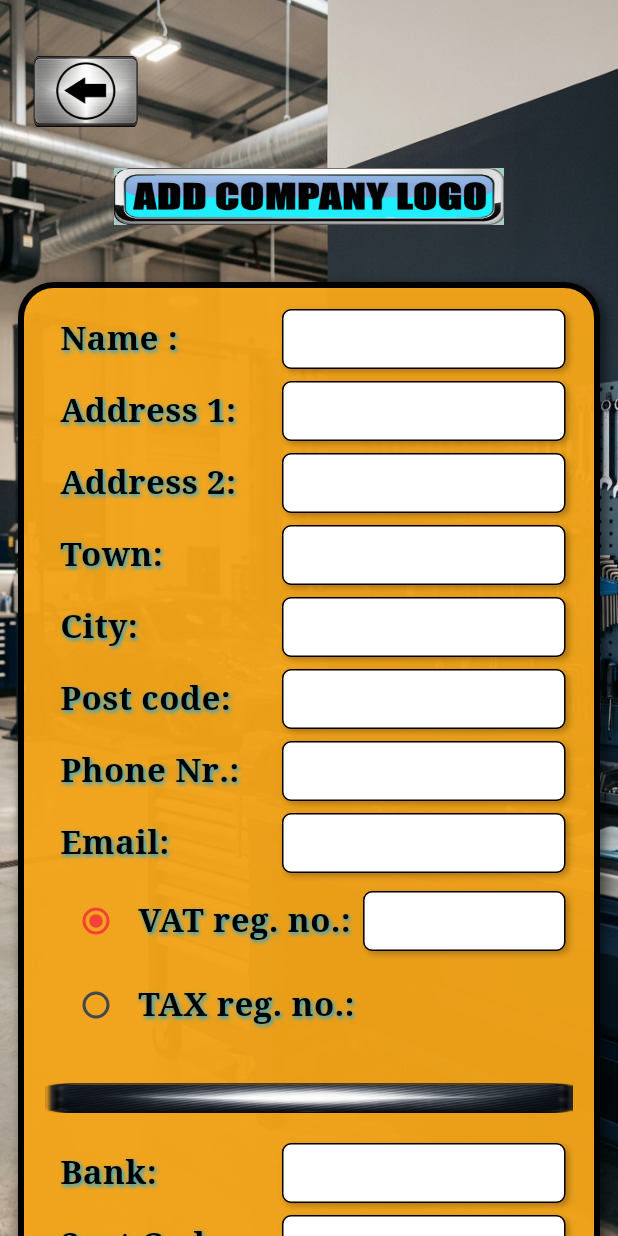
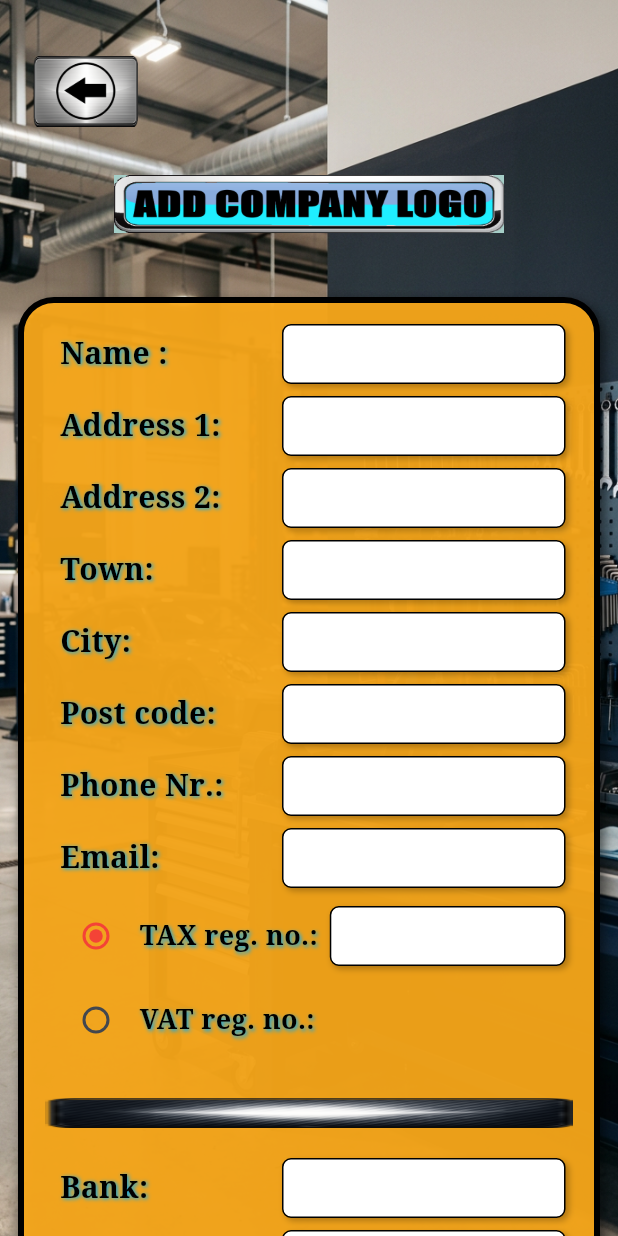
Before and after one commit to robkemazas/pgm, a Flutter app: the GarageInfoScreen screen opened directly, on a phone screen of 412 x 824 dp. Run offline on Flutter 3.47's test engine with Material 3 defaults, Android fonts, the phone set to English and light mode, and no system bars; our stand-ins replace drift, drift_flutter; accounts and stored records are empty; generated files the repository leaves out were written again.

Commit message:
Tweak Garage Info VAT/TAX radio row
- Default selected TAX on load and clear

- Align radio row left start gap with other labels (10dp)

- Increase radio-to-label gap to 5dp

- Radio label font size reduced to 18

Generated with Devin

Co-Authored-By: Devin <158243242+devin-ai-integration[bot]@users.noreply.github.com>

```diff
--- a/lib/screens/garage_info_screen.dart
+++ b/lib/screens/garage_info_screen.dart
@@ -20,8 +20,8 @@ class _GarageInfoScreenState extends State<GarageInfoScreen> {
   // Separate controller for the VAT or TAX registration number.
   final _regNo = TextEditingController();
 
-  // Tracks the selected registration type: 'vat' or 'tax'.
-  String _regType = 'vat';
+  // Tracks the selected registration type: 'vat' or 'tax'. Default matches Android: TAX.
+  String _regType = 'tax';
 
   // Ordered form fields with their database key and Android-style label.
   // Labels include trailing spaces/colons to match the original Android strings.
@@ -54,7 +54,7 @@ class _GarageInfoScreenState extends State<GarageInfoScreen> {
   // Font size increased to 22sp so the label text matches the Android look.
   static const _labelStyle = TextStyle(
     color: Colors.black,
-    fontSize: 22,
+    fontSize: 20,
     fontWeight: FontWeight.bold,
     shadows: [
       Shadow(
@@ -143,13 +143,13 @@ class _GarageInfoScreenState extends State<GarageInfoScreen> {
     }
   }
 
-  /// Clears every text field and resets the registration type to VAT.
+  /// Clears every text field and resets the registration type to TAX.
   void _clear() {
     for (final c in _controllers.values) {
       c.clear();
     }
     _regNo.clear();
-    setState(() => _regType = 'vat');
+    setState(() => _regType = 'tax');
   }
 
   @override
@@ -218,7 +218,7 @@ class _GarageInfoScreenState extends State<GarageInfoScreen> {
               child: Image.asset(
                 'assets/images/logoover.png',
                 width: 260,
-                height: 70,
+                height: 80,
                 fit: BoxFit.contain,
               ),
             ),
@@ -248,8 +248,8 @@ class _GarageInfoScreenState extends State<GarageInfoScreen> {
             },
             child: Column(
               children: [
+                _buildRadioRow('TAX reg. no.:', 'tax'),
                 _buildRadioRow('VAT reg. no.:', 'vat'),
-                _buildRadioRow('TAX reg. no.:', 'tax'),
               ],
             ),
           ),
@@ -348,10 +348,11 @@ class _GarageInfoScreenState extends State<GarageInfoScreen> {
         crossAxisAlignment: CrossAxisAlignment.center,
         children: [
           Padding(
+            // Same 10dp left start gap as the other text labels.
             padding: const EdgeInsets.only(left: 10),
             child: Container(
               // Minimum 120dp, but the label will take its natural size so the edit box stays long.
-              constraints: const BoxConstraints(minWidth: 120),
+              constraints: const BoxConstraints(minWidth: 80),
               child: Row(
                 mainAxisSize: MainAxisSize.min,
                 children: [
@@ -360,11 +361,11 @@ class _GarageInfoScreenState extends State<GarageInfoScreen> {
                     value: value,
                     activeColor: Colors.red,
                   ),
-                  const SizedBox(width: 4),
+                  const SizedBox(width: 5),
                   Text(
                     label,
                     textAlign: TextAlign.left,
-                    style: _labelStyle,
+                    style: _labelStyle.copyWith(fontSize: 18),
                   ),
                 ],
               ),
```
